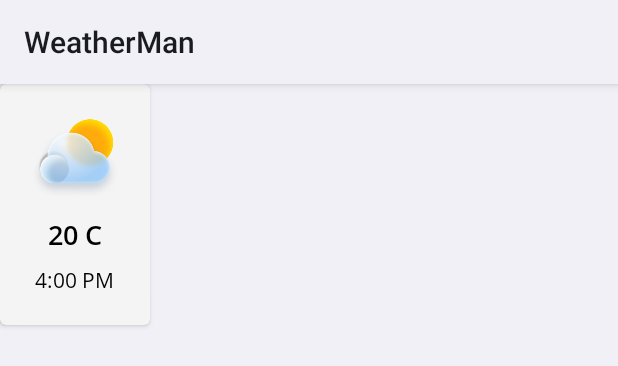
After one commit to binaryshrey/WeatherMan, an Android app: the layout hourly_forecast_list_item.xml on its own in the app's theme, with its tools: preview values and no code run, on a phone screen of 412 x 824 dp. The commit adds this screen. Shown: the top 366 px of the screen. Run offline under Robolectric (Android 15) with nearby library versions, the phone set to English and light mode, and no system bars.

Commit message:
adds hourly forecast listItems

```diff
--- /dev/null
+++ b/app/src/main/res/layout-night/hourly_forecast_list_item.xml
@@ -0,0 +1,49 @@
+<?xml version="1.0" encoding="utf-8"?>
+<layout xmlns:android="http://schemas.android.com/apk/res/android"
+    xmlns:app="http://schemas.android.com/apk/res-auto"
+    xmlns:tools="http://schemas.android.com/tools">
+
+    <androidx.cardview.widget.CardView
+        android:layout_width="100dp"
+        android:layout_height="wrap_content"
+        android:elevation="2dp"
+        app:cardCornerRadius="4dp">
+
+        <LinearLayout
+            android:layout_width="match_parent"
+            android:layout_height="match_parent"
+            android:gravity="center"
+            android:orientation="vertical"
+            android:paddingStart="2dp"
+            android:paddingTop="20dp"
+            android:paddingEnd="2dp"
+            android:paddingBottom="20dp">
+
+            <ImageView
+                android:layout_width="60dp"
+                android:layout_height="60dp"
+                android:src="@drawable/cloudy" />
+
+            <TextView
+                android:layout_width="wrap_content"
+                android:layout_height="wrap_content"
+                android:layout_marginTop="8dp"
+                android:fontFamily="@font/open_sans_semibold"
+                android:textColor="@color/white"
+                android:textSize="18sp"
+                tools:text="20 C" />
+
+            <TextView
+                android:layout_width="wrap_content"
+                android:layout_height="wrap_content"
+                android:layout_marginTop="8dp"
+                android:fontFamily="@font/open_sans"
+                android:textColor="@color/white"
+                tools:text="4:00 PM" />
+
+
+        </LinearLayout>
+    </androidx.cardview.widget.CardView>
+
+
+</layout>
--- /dev/null
+++ b/app/src/main/res/layout/hourly_forecast_list_item.xml
@@ -0,0 +1,50 @@
+<?xml version="1.0" encoding="utf-8"?>
+<layout xmlns:android="http://schemas.android.com/apk/res/android"
+    xmlns:app="http://schemas.android.com/apk/res-auto"
+    xmlns:tools="http://schemas.android.com/tools">
+
+    <androidx.cardview.widget.CardView
+        android:layout_width="100dp"
+        android:layout_height="wrap_content"
+        android:elevation="2dp"
+        app:cardBackgroundColor="#F4F4F4"
+        app:cardCornerRadius="4dp">
+
+        <LinearLayout
+            android:layout_width="match_parent"
+            android:layout_height="match_parent"
+            android:gravity="center"
+            android:orientation="vertical"
+            android:paddingStart="2dp"
+            android:paddingTop="20dp"
+            android:paddingEnd="2dp"
+            android:paddingBottom="20dp">
+
+            <ImageView
+                android:layout_width="60dp"
+                android:layout_height="60dp"
+                android:src="@drawable/cloudy" />
+
+            <TextView
+                android:layout_width="wrap_content"
+                android:layout_height="wrap_content"
+                android:layout_marginTop="8dp"
+                android:fontFamily="@font/open_sans_semibold"
+                android:textColor="@color/black"
+                android:textSize="18sp"
+                tools:text="20 C" />
+
+            <TextView
+                android:layout_width="wrap_content"
+                android:layout_height="wrap_content"
+                android:layout_marginTop="8dp"
+                android:fontFamily="@font/open_sans"
+                android:textColor="@color/black"
+                tools:text="4:00 PM" />
+
+
+        </LinearLayout>
+    </androidx.cardview.widget.CardView>
+
+
+</layout>
```
Also changed, not shown: app/src/main/res/layout-night/fragment_home.xml (+20 -6 lines), app/src/main/res/layout/fragment_home.xml (+7 -7 lines).
